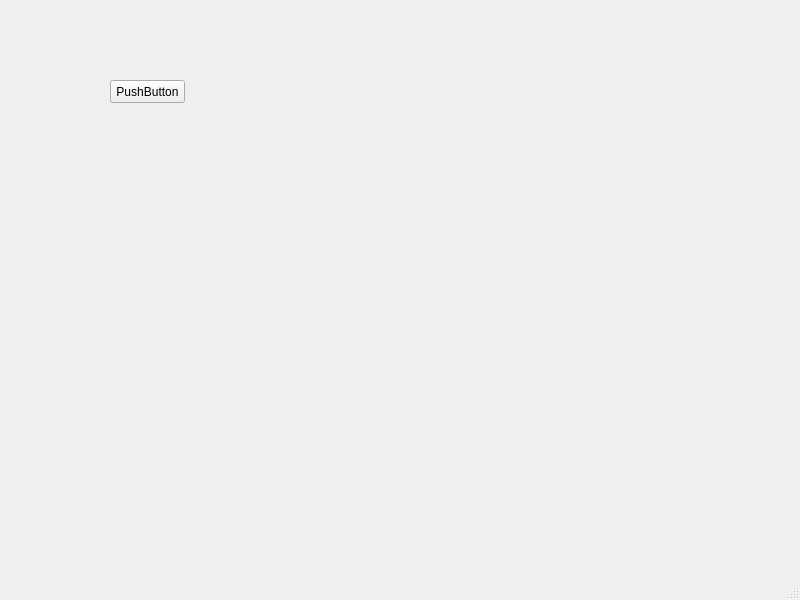
This is mainwindow.ui in ruslan-starovoitov/Timer2 as Qt 5 draws it before an edit. The edited form follows.
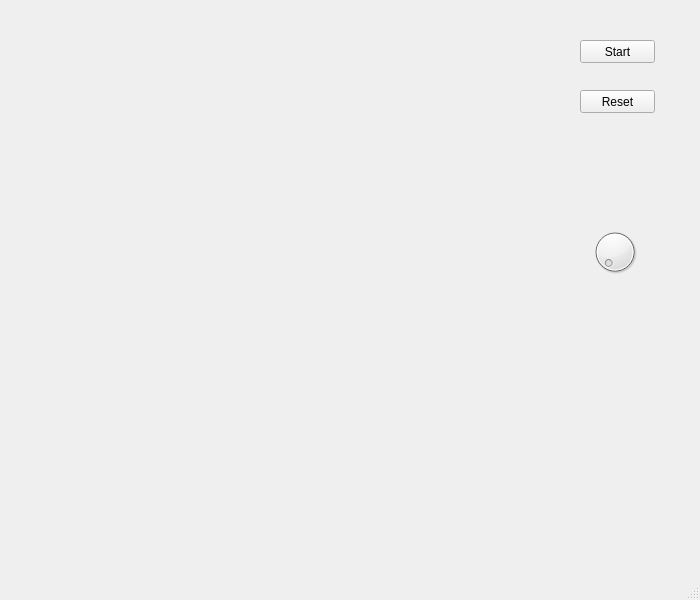
This is the edited form.

```diff
--- a/mainwindow.ui
+++ b/mainwindow.ui
@@ -6,7 +6,7 @@
    <rect>
     <x>0</x>
     <y>0</y>
-    <width>800</width>
+    <width>694</width>
     <height>600</height>
    </rect>
   </property>
@@ -14,26 +14,51 @@
    <string>MainWindow</string>
   </property>
   <widget class="QWidget" name="centralwidget">
-   <widget class="QPushButton" name="pushButton">
+   <property name="minimumSize">
+    <size>
+     <width>700</width>
+     <height>500</height>
+    </size>
+   </property>
+   <property name="maximumSize">
+    <size>
+     <width>700</width>
+     <height>500</height>
+    </size>
+   </property>
+   <widget class="QPushButton" name="startStopButton">
     <property name="geometry">
      <rect>
-      <x>110</x>
-      <y>80</y>
+      <x>580</x>
+      <y>40</y>
       <width>75</width>
       <height>23</height>
      </rect>
     </property>
     <property name="text">
-     <string>PushButton</string>
+     <string>Start</string>
     </property>
    </widget>
-   <widget class="QWidget" name="widget" native="true">
+   <widget class="QPushButton" name="resetButton">
     <property name="geometry">
      <rect>
-      <x>230</x>
-      <y>160</y>
-      <width>421</width>
-      <height>291</height>
+      <x>580</x>
+      <y>90</y>
+      <width>75</width>
+      <height>23</height>
+     </rect>
+    </property>
+    <property name="text">
+     <string>Reset</string>
+    </property>
+   </widget>
+   <widget class="QDial" name="dial">
+    <property name="geometry">
+     <rect>
+      <x>590</x>
+      <y>220</y>
+      <width>50</width>
+      <height>64</height>
      </rect>
     </property>
    </widget>
```
Left out of the diff: 2 changed lines with no effect on the pictures.
